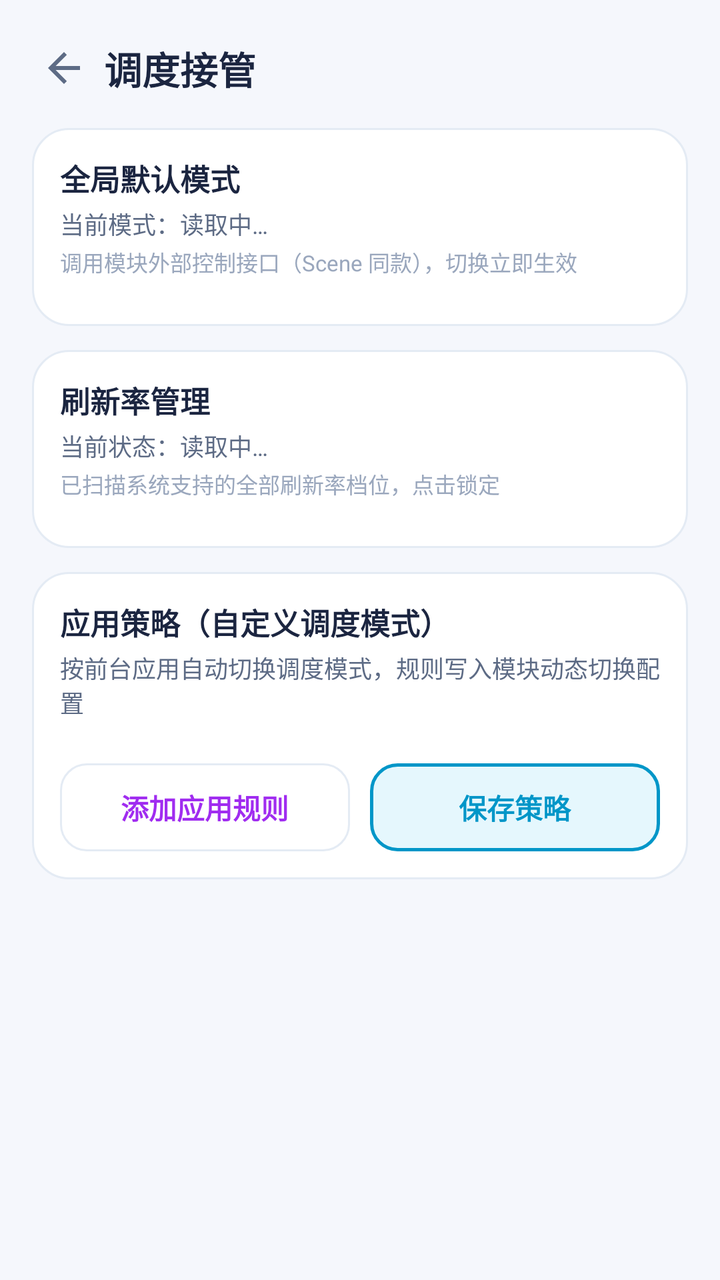
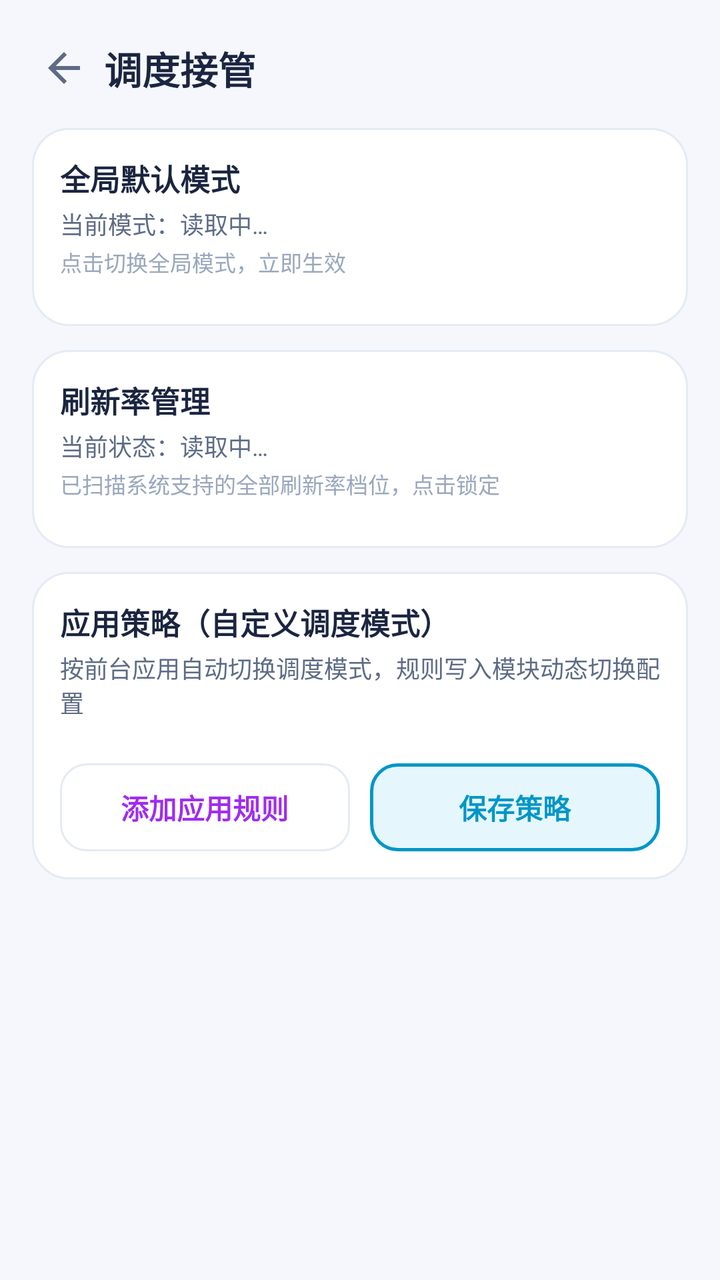

Screens rendered from an Android XML layout before and after an edit, with the pre-edit source and the edit as a unified diff.
<!-- AndroidManifest.xml: application theme AppTheme -->
<!-- res/layout/activity_mode.xml -->
<?xml version="1.0" encoding="utf-8"?>
<LinearLayout xmlns:android="http://schemas.android.com/apk/res/android"
    android:layout_width="match_parent"
    android:layout_height="match_parent"
    android:orientation="vertical">

    
    <LinearLayout
        android:layout_width="match_parent"
        android:layout_height="wrap_content"
        android:orientation="horizontal"
        android:gravity="center_vertical"
        android:paddingStart="12dp"
        android:paddingEnd="20dp"
        android:paddingTop="14dp"
        android:paddingBottom="10dp">

        <ImageView
            android:id="@+id/btnBack"
            android:layout_width="40dp"
            android:layout_height="40dp"
            android:padding="8dp"
            android:src="@drawable/ic_back"
            android:background="?android:attr/selectableItemBackgroundBorderless"
            android:contentDescription="返回" />

        <TextView
            android:layout_width="0dp"
            android:layout_height="wrap_content"
            android:layout_weight="1"
            android:text="调度接管"
            android:textColor="@color/textPrimary"
            android:textSize="19sp"
            android:textStyle="bold" />
    </LinearLayout>

    <ScrollView
        android:layout_width="match_parent"
        android:layout_height="match_parent"
        android:scrollbars="none"
        android:overScrollMode="never">

        <LinearLayout
            android:layout_width="match_parent"
            android:layout_height="wrap_content"
            android:orientation="vertical"
            android:paddingStart="16dp"
            android:paddingEnd="16dp"
            android:paddingBottom="28dp">

            
            <LinearLayout
                android:layout_width="match_parent"
                android:layout_height="wrap_content"
                android:orientation="vertical"
                android:background="@drawable/bg_card"
                android:padding="14dp">

                <TextView
                    android:layout_width="wrap_content"
                    android:layout_height="wrap_content"
                    android:text="全局默认模式"
                    android:textColor="@color/textPrimary"
                    android:textSize="15sp"
                    android:textStyle="bold" />

                <TextView
                    android:id="@+id/curModeView"
                    android:layout_width="wrap_content"
                    android:layout_height="wrap_content"
                    android:layout_marginTop="3dp"
                    android:text="当前模式：读取中…"
                    android:textColor="@color/textSecondary"
                    android:textSize="12sp" />

                <TextView
                    android:layout_width="wrap_content"
                    android:layout_height="wrap_content"
                    android:layout_marginTop="2dp"
                    android:text="调用模块外部控制接口（Scene 同款），切换立即生效"
                    android:textColor="@color/textDim"
                    android:textSize="11sp" />

                <LinearLayout
                    android:id="@+id/modeBox"
                    android:layout_width="match_parent"
                    android:layout_height="wrap_content"
                    android:layout_marginTop="10dp"
                    android:orientation="vertical" />
            </LinearLayout>

            
            <LinearLayout
                android:layout_width="match_parent"
                android:layout_height="wrap_content"
                android:layout_marginTop="12dp"
                android:orientation="vertical"
                android:background="@drawable/bg_card"
                android:padding="14dp">

                <TextView
                    android:layout_width="wrap_content"
                    android:layout_height="wrap_content"
                    android:text="刷新率管理"
                    android:textColor="@color/textPrimary"
                    android:textSize="15sp"
                    android:textStyle="bold" />

                <TextView
                    android:id="@+id/curRefreshView"
                    android:layout_width="wrap_content"
                    android:layout_height="wrap_content"
                    android:layout_marginTop="3dp"
                    android:text="当前状态：读取中…"
                    android:textColor="@color/textSecondary"
                    android:textSize="12sp" />

                <TextView
                    android:layout_width="wrap_content"
                    android:layout_height="wrap_content"
                    android:layout_marginTop="2dp"
                    android:text="已扫描系统支持的全部刷新率档位，点击锁定"
                    android:textColor="@color/textDim"
                    android:textSize="11sp" />

                <LinearLayout
                    android:id="@+id/refreshBox"
                    android:layout_width="match_parent"
                    android:layout_height="wrap_content"
                    android:layout_marginTop="10dp"
                    android:orientation="vertical" />
            </LinearLayout>

            
            <LinearLayout
                android:layout_width="match_parent"
                android:layout_height="wrap_content"
                android:layout_marginTop="12dp"
                android:orientation="vertical"
                android:background="@drawable/bg_card"
                android:padding="14dp">

                <TextView
                    android:layout_width="wrap_content"
                    android:layout_height="wrap_content"
                    android:text="应用策略（自定义调度模式）"
                    android:textColor="@color/textPrimary"
                    android:textSize="15sp"
                    android:textStyle="bold" />

                <TextView
                    android:id="@+id/ruleHint"
                    android:layout_width="wrap_content"
                    android:layout_height="wrap_content"
                    android:layout_marginTop="3dp"
                    android:text="按前台应用自动切换调度模式，规则写入模块动态切换配置"
                    android:textColor="@color/textSecondary"
                    android:textSize="12sp" />

                <LinearLayout
                    android:id="@+id/ruleBox"
                    android:layout_width="match_parent"
                    android:layout_height="wrap_content"
                    android:layout_marginTop="10dp"
                    android:orientation="vertical" />

                <LinearLayout
                    android:layout_width="match_parent"
                    android:layout_height="wrap_content"
                    android:layout_marginTop="12dp"
                    android:orientation="horizontal">

                    <TextView
                        android:id="@+id/addRuleBtn"
                        android:layout_width="0dp"
                        android:layout_height="44dp"
                        android:layout_weight="1"
                        android:gravity="center"
                        android:background="@drawable/bg_tab"
                        android:text="添加应用规则"
                        android:textColor="@color/magenta"
                        android:textSize="14sp"
                        android:textStyle="bold" />

                    <View
                        android:layout_width="10dp"
                        android:layout_height="1dp" />

                    <TextView
                        android:id="@+id/saveRuleBtn"
                        android:layout_width="0dp"
                        android:layout_height="44dp"
                        android:layout_weight="1"
                        android:gravity="center"
                        android:background="@drawable/bg_tab_sel"
                        android:text="保存策略"
                        android:textColor="@color/accent"
                        android:textSize="14sp"
                        android:textStyle="bold" />
                </LinearLayout>
            </LinearLayout>
        </LinearLayout>
    </ScrollView>
</LinearLayout>
<!-- resources referenced by this layout -->
<resources>
  <color name="accent">#0096C8</color>
  <color name="magenta">#A02CF0</color>
  <color name="textDim">#9AA7BD</color>
  <color name="textPrimary">#1B2540</color>
  <color name="textSecondary">#5D6B85</color>
  <!-- drawable bg_card (drawable) -->
  <?xml version="1.0" encoding="utf-8"?>
  <shape xmlns:android="http://schemas.android.com/apk/res/android">
      <solid android:color="@color/bgCard" />
      <corners android:radius="18dp" />
      <stroke android:width="1dp" android:color="@color/bgCardStroke" />
  </shape>
  <!-- drawable bg_tab (drawable) -->
  <?xml version="1.0" encoding="utf-8"?>
  <shape xmlns:android="http://schemas.android.com/apk/res/android">
      <solid android:color="@color/bgCard" />
      <corners android:radius="13dp" />
      <stroke android:width="1dp" android:color="@color/bgCardStroke" />
  </shape>
  <!-- drawable bg_tab_sel (drawable) -->
  <?xml version="1.0" encoding="utf-8"?>
  <shape xmlns:android="http://schemas.android.com/apk/res/android">
      <solid android:color="@color/accentSoft" />
      <corners android:radius="13dp" />
      <stroke android:width="1.5dp" android:color="@color/accent" />
  </shape>
  <!-- drawable ic_back (drawable) -->
  <?xml version="1.0" encoding="utf-8"?>
  <vector xmlns:android="http://schemas.android.com/apk/res/android"
      android:width="24dp" android:height="24dp"
      android:viewportWidth="24" android:viewportHeight="24">
      <path android:fillColor="#5D6B85"
          android:pathData="M20,11H7.83l5.59,-5.59L12,4l-8,8 8,8 1.41,-1.41L7.83,13H20v-2z" />
  </vector>
  <style name="AppTheme" parent="android:Theme.Material.Light.NoActionBar">
          <item name="android:windowBackground">@color/bg</item>
          <item name="android:colorPrimary">@color/accent</item>
          <item name="android:colorAccent">@color/accent</item>
          <item name="android:statusBarColor">@color/bg</item>
          <item name="android:navigationBarColor">@color/bg</item>
          <item name="android:windowLightStatusBar">true</item>
          <item name="android:colorControlActivated">@color/accent</item>
          <item name="android:colorControlNormal">@color/textDim</item>
      </style>
  <color name="bgCard">#FFFFFF</color>
  <color name="bgCardStroke">#E4EBF4</color>
  <color name="accentSoft">#E5F7FD</color>
  <color name="bg">#F5F7FC</color>
</resources>

<!-- the commit's change to res/layout/activity_mode.xml (unified diff, before → after) -->
@@ -77,7 +77,7 @@
                     android:layout_width="wrap_content"
                     android:layout_height="wrap_content"
                     android:layout_marginTop="2dp"
-                    android:text="调用模块外部控制接口（Scene 同款），切换立即生效"
+                    android:text="点击切换全局模式，立即生效"
                     android:textColor="@color/textDim"
                     android:textSize="11sp" />
 
